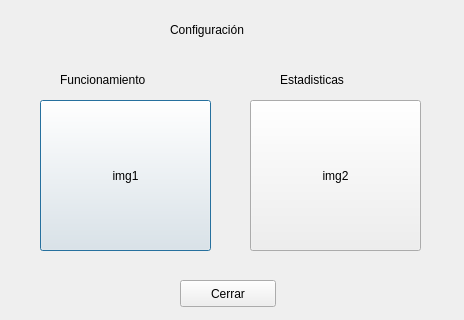
This is JcNewsProject/configuration.ui in dev1d123/JcNews as Qt 5 draws it before an edit. The edited form follows.
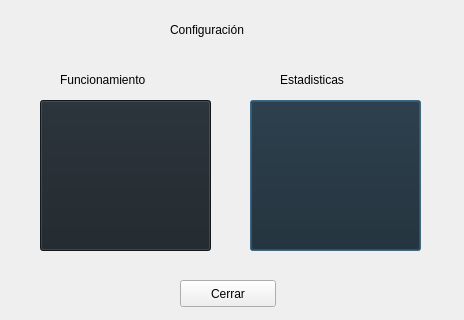
This is the edited form. Icons and pictures are not drawn.

```diff
--- a/JcNewsProject/configuration.ui
+++ b/JcNewsProject/configuration.ui
@@ -13,19 +13,6 @@
   <property name="windowTitle">
    <string>Dialog</string>
   </property>
-  <widget class="QPushButton" name="funcionamientoButton">
-   <property name="geometry">
-    <rect>
-     <x>40</x>
-     <y>100</y>
-     <width>171</width>
-     <height>151</height>
-    </rect>
-   </property>
-   <property name="text">
-    <string>img1</string>
-   </property>
-  </widget>
   <widget class="QPushButton" name="estadisticasButton">
    <property name="geometry">
     <rect>
@@ -35,8 +22,16 @@
      <height>151</height>
     </rect>
    </property>
+   <property name="styleSheet">
+    <string notr="true">image: url(:/new/prefix1/estadisticas.png);
+background-position: center;
+background-origin: content;
+height: 130px;
+width: 30px;
+background-color: #1a2228;      </string>
+   </property>
    <property name="text">
-    <string>img2</string>
+    <string/>
    </property>
   </widget>
   <widget class="QLabel" name="label1">
@@ -91,6 +86,33 @@
     <string>Cerrar</string>
    </property>
   </widget>
+  <widget class="QPushButton" name="funcionamientoButton">
+   <property name="geometry">
+    <rect>
+     <x>40</x>
+     <y>100</y>
+     <width>171</width>
+     <height>151</height>
+    </rect>
+   </property>
+   <property name="minimumSize">
+    <size>
+     <width>171</width>
+     <height>151</height>
+    </size>
+   </property>
+   <property name="styleSheet">
+    <string notr="true">image: url(:/new/prefix1/funcion.png);
+background-position: center;
+background-origin: content;
+height: 130px;
+width: 30px;
+background-color: #1a2228;      </string>
+   </property>
+   <property name="text">
+    <string/>
+   </property>
+  </widget>
  </widget>
  <resources/>
  <connections/>
```
